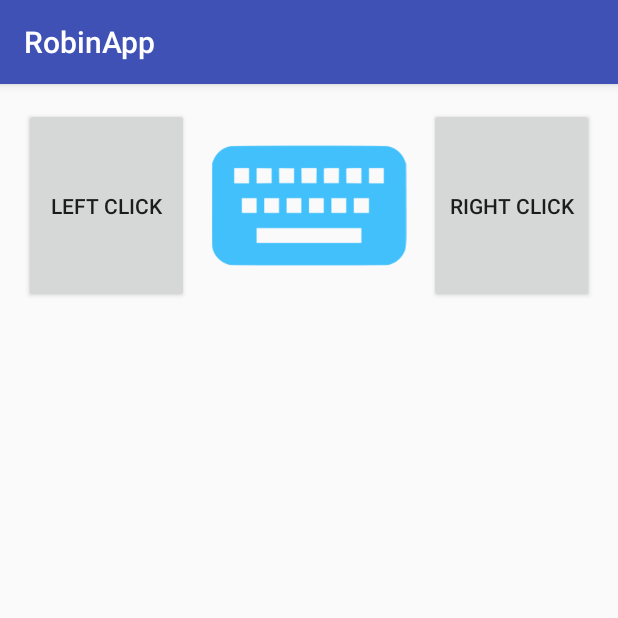
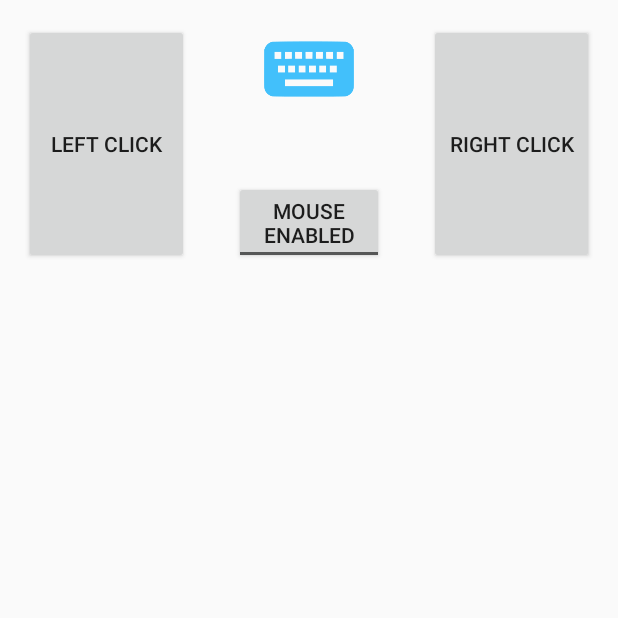
Before and after one commit to nikhilJain17/Robin, an Android app: the screen it shows after launch (MainActivity), on a phone screen of 412 x 824 dp, the top half of it. Run offline under Robolectric (Android 15) with nearby library versions, the phone set to English and light mode, and no system bars; libraries missing offline, so code that uses them is left out: com.github.nkzawa.socketio; 1 statement that could not run was skipped.

Commit message:
added lock mouse feature

```diff
--- a/RobinApp/app/src/main/java/bd/com/robinapp/MainActivity.java
+++ b/RobinApp/app/src/main/java/bd/com/robinapp/MainActivity.java
@@ -23,6 +23,8 @@ import android.widget.Button;
 import android.widget.ImageView;
 import android.widget.ScrollView;
 import android.widget.TextView;
+import android.widget.ToggleButton;
+
 import com.github.nkzawa.socketio.client.IO;
 import com.github.nkzawa.socketio.client.Socket;
 
@@ -33,17 +35,20 @@ import java.lang.reflect.Field;
 import java.net.HttpURLConnection;
 import java.net.URL;
 
-    public class MainActivity extends AppCompatActivity implements GestureDetector.OnGestureListener {
+    public class MainActivity extends Activity implements GestureDetector.OnGestureListener {
 
         private float x,y;
         private Socket mSocket;
 
         private GestureDetector gestureDetector;
+        private ToggleButton lockMouseBtn;
 
         @Override
         protected void onCreate(Bundle savedInstanceState) {
             super.onCreate(savedInstanceState);
             setContentView(R.layout.activity_main);
+
+            lockMouseBtn = (ToggleButton) findViewById(R.id.lockMouseBtn);
 
 //            showMenuButtons();
 
@@ -126,11 +131,14 @@ import java.net.URL;
                     x = sensorEvent.values[0];
                     y = sensorEvent.values[1];
 
-                    if (x > 0.75 || x < -0.75 || y > 0.75 || y < -0.75) {
-                        try {
-                            mSocket.emit("mouse_move", x, y);
-                        } catch (Exception e) {
-                            e.printStackTrace();
+                    // if mouse is NOT locked
+                    if (!lockMouseBtn.isChecked()) {
+                        if (x > 0.75 || x < -0.75 || y > 0.75 || y < -0.75) {
+                            try {
+                                mSocket.emit("mouse_move", x, y);
+                            } catch (Exception e) {
+                                e.printStackTrace();
+                            }
                         }
                     }
 
--- a/RobinApp/app/src/main/res/layout/activity_main.xml
+++ b/RobinApp/app/src/main/res/layout/activity_main.xml
@@ -9,13 +9,13 @@
 
     <Button
         android:layout_width="110dp"
-        android:layout_height="130dp"
+        android:layout_height="160dp"
         android:text="Left Click"
         android:id="@+id/leftClk" />
 
     <Button
         android:layout_width="110dp"
-        android:layout_height="130dp"
+        android:layout_height="160dp"
         android:text="Right Click"
         android:id="@+id/rightClk"
         android:layout_alignParentTop="true"
@@ -27,9 +27,16 @@
         android:layout_height="60dp"
         android:id="@+id/keyboardBtn"
         android:src="@drawable/keyboard"
-        android:layout_alignBottom="@+id/rightClk"
-        android:layout_toRightOf="@+id/leftClk"
         android:layout_alignParentTop="true"
-        android:layout_toLeftOf="@+id/rightClk"/>
+        android:layout_centerHorizontal="true" />
+
+    <ToggleButton
+        android:layout_width="100dp"
+        android:layout_height="wrap_content"
+        android:textOff="Mouse Enabled"
+        android:textOn="Mouse Locked"
+        android:id="@+id/lockMouseBtn"
+        android:layout_alignBottom="@+id/leftClk"
+        android:layout_centerHorizontal="true" />
 
 </RelativeLayout>
```
